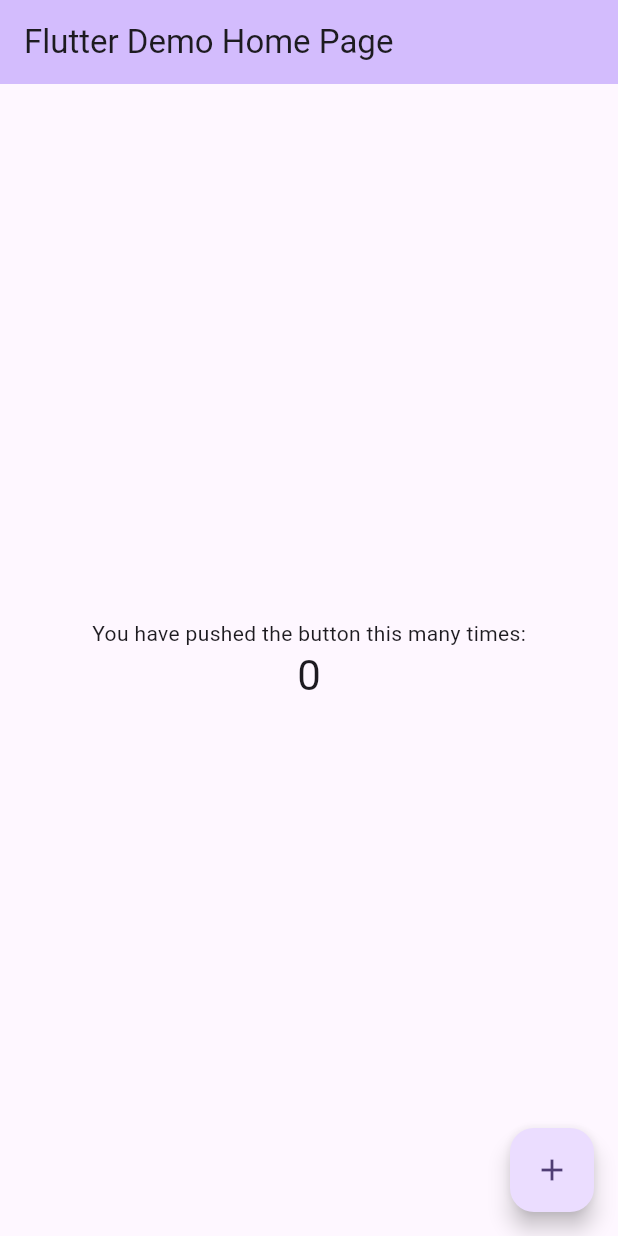
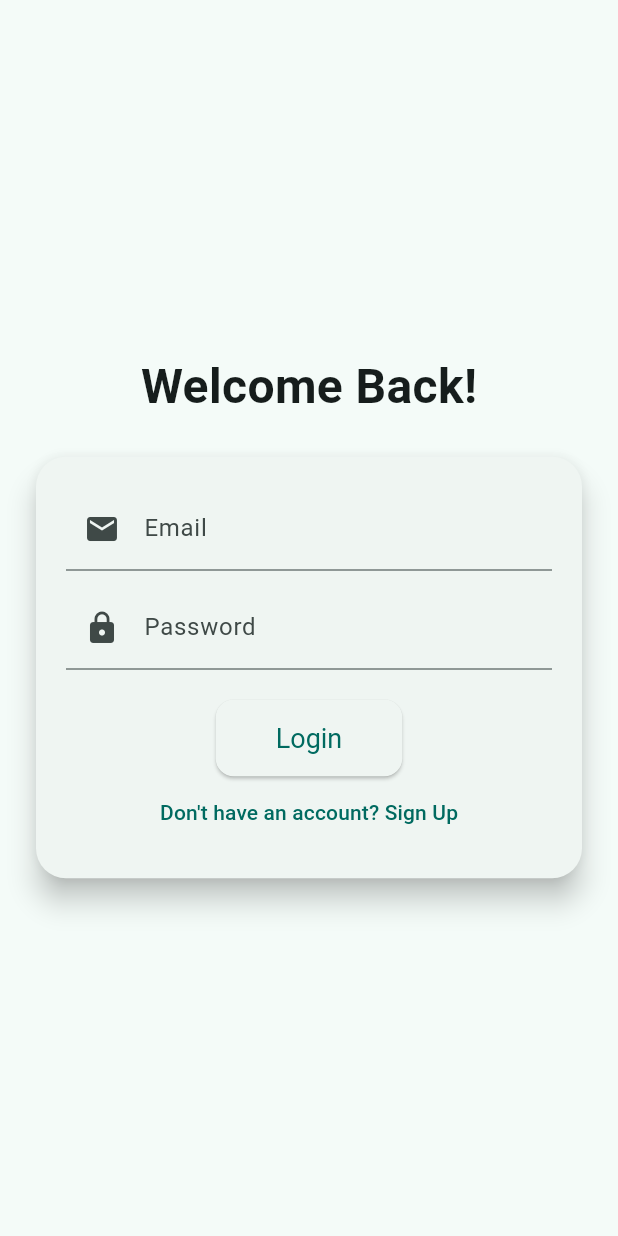
Before and after one commit to Nini010/Note-App, a Flutter app: the screen it shows after launch, on a phone screen of 412 x 824 dp. Run offline on Flutter 3.47's test engine with Material 3 defaults, Android fonts, the phone set to English and light mode, and no system bars; our stand-ins replace cloud_firestore, firebase_core; accounts and stored records are empty.

Commit message:
created main views and app code

```diff
--- a/lib/main.dart
+++ b/lib/main.dart
@@ -1,125 +1,47 @@
+// main.dart
 import 'package:flutter/material.dart';
+import 'package:firebase_core/firebase_core.dart';
+import 'views/login_screen.dart';
+import 'views/signup_screen.dart';
+import 'views/home_screen.dart';
+import 'views/add_edit.dart';
 
-void main() {
-  runApp(const MyApp());
+void main() async {
+  WidgetsFlutterBinding.ensureInitialized();
+  await Firebase.initializeApp();
+  runApp(MyApp());
 }
 
 class MyApp extends StatelessWidget {
-  const MyApp({super.key});
+  const MyApp({super.key}); // Use 'super.key' instead of {Key? key}
 
-  // This widget is the root of your application.
   @override
   Widget build(BuildContext context) {
     return MaterialApp(
-      title: 'Flutter Demo',
+      title: 'Note Taking App',
       theme: ThemeData(
-        // This is the theme of your application.
-        //
-        // TRY THIS: Try running your application with "flutter run". You'll see
-        // the application has a purple toolbar. Then, without quitting the app,
-        // try changing the seedColor in the colorScheme below to Colors.green
-        // and then invoke "hot reload" (save your changes or press the "hot
-        // reload" button in a Flutter-supported IDE, or press "r" if you used
-        // the command line to start the app).
-        //
-        // Notice that the counter didn't reset back to zero; the application
-        // state is not lost during the reload. To reset the state, use hot
-        // restart instead.
-        //
-        // This works for code too, not just values: Most code changes can be
-        // tested with just a hot reload.
-        colorScheme: ColorScheme.fromSeed(seedColor: Colors.deepPurple),
-        useMaterial3: true,
+        brightness: Brightness.light,
+        colorScheme:
+            ColorScheme.fromSeed(seedColor: Colors.teal), // Modern approach
+        textTheme: const TextTheme(
+          headlineLarge: TextStyle(fontSize: 24, fontWeight: FontWeight.bold),
+          bodyLarge: TextStyle(fontSize: 16),
+        ),
+        elevatedButtonTheme: ElevatedButtonThemeData(
+          style: ElevatedButton.styleFrom(
+            shape: RoundedRectangleBorder(
+              borderRadius: BorderRadius.circular(12),
+            ),
+          ),
+        ),
       ),
-      home: const MyHomePage(title: 'Flutter Demo Home Page'),
+      initialRoute: '/login',
+      routes: {
+        '/login': (context) => const LoginScreen(),
+        '/signup': (context) => const SignupScreen(),
+        '/home': (context) => const HomeScreen(),
+        '/add': (context) => const AddNoteScreen(),
+      },
     );
   }
 }
-
-class MyHomePage extends StatefulWidget {
-  const MyHomePage({super.key, required this.title});
-
-  // This widget is the home page of your application. It is stateful, meaning
-  // that it has a State object (defined below) that contains fields that affect
-  // how it looks.
-
-  // This class is the configuration for the state. It holds the values (in this
-  // case the title) provided by the parent (in this case the App widget) and
-  // used by the build method of the State. Fields in a Widget subclass are
-  // always marked "final".
-
-  final String title;
-
-  @override
-  State<MyHomePage> createState() => _MyHomePageState();
-}
-
-class _MyHomePageState extends State<MyHomePage> {
-  int _counter = 0;
-
-  void _incrementCounter() {
-    setState(() {
-      // This call to setState tells the Flutter framework that something has
-      // changed in this State, which causes it to rerun the build method below
-      // so that the display can reflect the updated values. If we changed
-      // _counter without calling setState(), then the build method would not be
-      // called again, and so nothing would appear to happen.
-      _counter++;
-    });
-  }
-
-  @override
-  Widget build(BuildContext context) {
-    // This method is rerun every time setState is called, for instance as done
-    // by the _incrementCounter method above.
-    //
-    // The Flutter framework has been optimized to make rerunning build methods
-    // fast, so that you can just rebuild anything that needs updating rather
-    // than having to individually change instances of widgets.
-    return Scaffold(
-      appBar: AppBar(
-        // TRY THIS: Try changing the color here to a specific color (to
-        // Colors.amber, perhaps?) and trigger a hot reload to see the AppBar
-        // change color while the other colors stay the same.
-        backgroundColor: Theme.of(context).colorScheme.inversePrimary,
-        // Here we take the value from the MyHomePage object that was created by
-        // the App.build method, and use it to set our appbar title.
-        title: Text(widget.title),
-      ),
-      body: Center(
-        // Center is a layout widget. It takes a single child and positions it
-        // in the middle of the parent.
-        child: Column(
-          // Column is also a layout widget. It takes a list of children and
-          // arranges them vertically. By default, it sizes itself to fit its
-          // children horizontally, and tries to be as tall as its parent.
-          //
-          // Column has various properties to control how it sizes itself and
-          // how it positions its children. Here we use mainAxisAlignment to
-          // center the children vertically; the main axis here is the vertical
-          // axis because Columns are vertical (the cross axis would be
-          // horizontal).
-          //
-          // TRY THIS: Invoke "debug painting" (choose the "Toggle Debug Paint"
-          // action in the IDE, or press "p" in the console), to see the
-          // wireframe for each widget.
-          mainAxisAlignment: MainAxisAlignment.center,
-          children: <Widget>[
-            const Text(
-              'You have pushed the button this many times:',
-            ),
-            Text(
-              '$_counter',
-              style: Theme.of(context).textTheme.headlineMedium,
-            ),
-          ],
-        ),
-      ),
-      floatingActionButton: FloatingActionButton(
-        onPressed: _incrementCounter,
-        tooltip: 'Increment',
-        child: const Icon(Icons.add),
-      ), // This trailing comma makes auto-formatting nicer for build methods.
-    );
-  }
-}
--- /dev/null
+++ b/lib/models/note_model.dart
@@ -0,0 +1,36 @@
+// models/note_model.dart
+import 'package:cloud_firestore/cloud_firestore.dart';
+
+class Note {
+  final String id;
+  final String title;
+  final String content;
+  final Timestamp createdAt;
+
+  Note({
+    required this.id,
+    required this.title,
+    required this.content,
+    required this.createdAt,
+  });
+
+  // Convert Firestore document to Note object
+  factory Note.fromFirestore(DocumentSnapshot doc) {
+    final data = doc.data() as Map<String, dynamic>;
+    return Note(
+      id: doc.id, // Get the document ID
+      title: data['title'],
+      content: data['content'],
+      createdAt: data['createdAt'],
+    );
+  }
+
+  // Convert Note object to a map to store in Firestore
+  Map<String, dynamic> toMap() {
+    return {
+      'title': title,
+      'content': content,
+      'createdAt': createdAt,
+    };
+  }
+}
--- /dev/null
+++ b/lib/views/login_screen.dart
@@ -0,0 +1,75 @@
+// screens/login_screen.dart
+import 'package:flutter/material.dart';
+
+class LoginScreen extends StatelessWidget {
+  const LoginScreen({super.key}); // Use 'super.key' instead of {Key? key}
+
+  @override
+  Widget build(BuildContext context) {
+    return Scaffold(
+      body: Center(
+        child: SingleChildScrollView(
+          padding: const EdgeInsets.all(20),
+          child: Column(
+            mainAxisAlignment: MainAxisAlignment.center,
+            children: [
+              const Text(
+                "Welcome Back!",
+                style: TextStyle(
+                  fontSize: 32,
+                  fontWeight: FontWeight.bold,
+                ),
+              ),
+              const SizedBox(height: 20),
+              Card(
+                shape: RoundedRectangleBorder(
+                  borderRadius: BorderRadius.circular(20),
+                ),
+                elevation: 8,
+                child: Padding(
+                  padding: const EdgeInsets.all(20),
+                  child: Column(
+                    children: [
+                      TextField(
+                        decoration: const InputDecoration(
+                          labelText: 'Email',
+                          prefixIcon: Icon(Icons.email),
+                        ),
+                      ),
+                      const SizedBox(height: 10),
+                      TextField(
+                        decoration: const InputDecoration(
+                          labelText: 'Password',
+                          prefixIcon: Icon(Icons.lock),
+                        ),
+                        obscureText: true,
+                      ),
+                      const SizedBox(height: 20),
+                      ElevatedButton(
+                        onPressed: () {
+                          Navigator.pushReplacementNamed(context, '/home');
+                        },
+                        style: ElevatedButton.styleFrom(
+                          padding: const EdgeInsets.symmetric(
+                              horizontal: 40, vertical: 15),
+                          textStyle: const TextStyle(fontSize: 18),
+                        ),
+                        child: const Text('Login'),
+                      ),
+                      TextButton(
+                        onPressed: () {
+                          Navigator.pushNamed(context, '/signup');
+                        },
+                        child: const Text("Don't have an account? Sign Up"),
+                      ),
+                    ],
+                  ),
+                ),
+              ),
+            ],
+          ),
+        ),
+      ),
+    );
+  }
+}
--- a/pubspec.yaml
+++ b/pubspec.yaml
@@ -30,7 +30,10 @@ environment:
 dependencies:
   flutter:
     sdk: flutter
-
+  firebase_core: ^3.10.1
+  firebase_auth: ^5.4.1
+  cloud_firestore: ^5.0.0
+  provider: ^6.0.4
   # The following adds the Cupertino Icons font to your application.
   # Use with the CupertinoIcons class for iOS style icons.
   cupertino_icons: ^1.0.8
```
Also changed, not shown: lib/services/firestore_service.dart (added, +25 -0 lines), lib/viewmodels/note_viewmodel.dart (added, +37 -0 lines), lib/views/add_edit.dart (added, +60 -0 lines), lib/views/home_screen.dart (added, +61 -0 lines), lib/views/signup_screen.dart (added, +82 -0 lines), lib/widgets/note_list_item.dart (added, +31 -0 lines), lib/services/auth_service.dart (added), lib/viewmodels/auth_viewmodel.dart (added), pubspec.lock, 3 other files.
